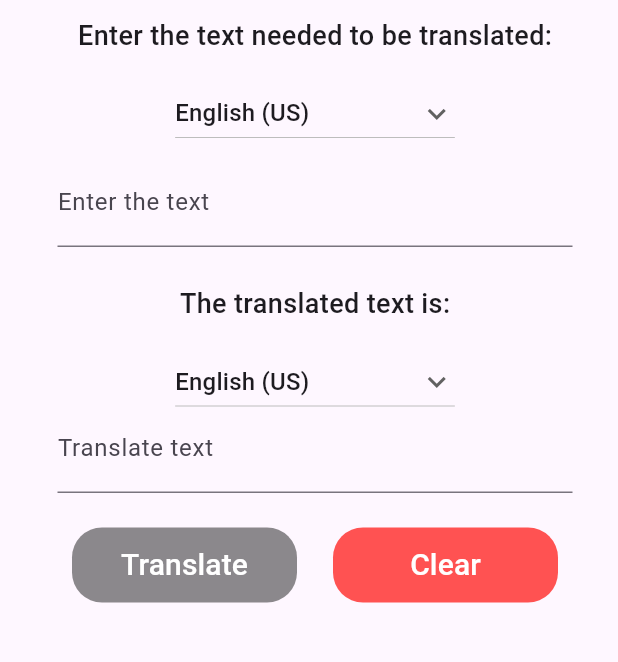
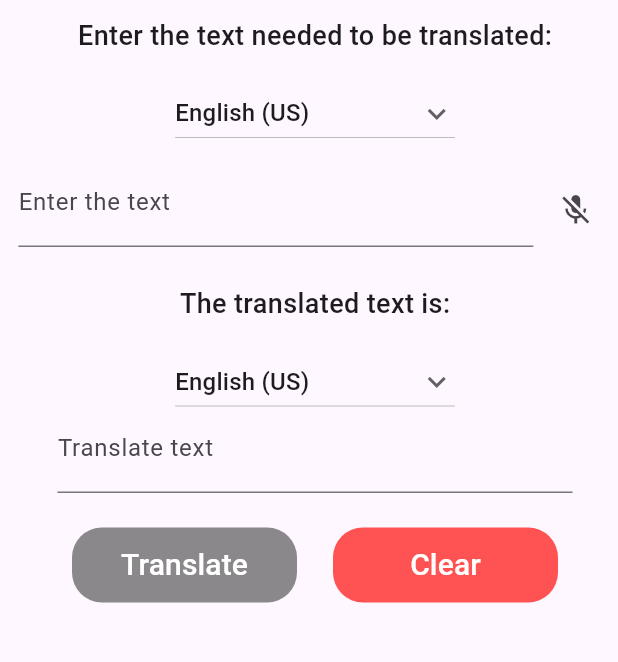
Before and after one commit to SRIJITH11101/Translator_App, a Flutter app: the screen it shows after launch, after a tap on "Translate", on a phone screen of 412 x 824 dp, the part 68-730 px from its top. Run offline on Flutter 3.47's test engine with Material 3 defaults, Android fonts, the phone set to English and light mode, and no system bars; our stand-ins replace speech_to_text; missing offline and left inert: translator.

Commit message:
voice commit

```diff
--- a/lib/main.dart
+++ b/lib/main.dart
@@ -11,7 +11,7 @@ class MyApp extends StatelessWidget {
   // This widget is the root of your application.
   @override
   Widget build(BuildContext context) {
-    return MaterialApp(
+    return const MaterialApp(
       debugShowCheckedModeBanner: false,
       home: TranslatorScreen(),
     );
--- a/lib/translator_screen.dart
+++ b/lib/translator_screen.dart
@@ -1,4 +1,6 @@
 import 'package:flutter/material.dart';
+import 'package:speech_to_text/speech_recognition_result.dart';
+import 'package:speech_to_text/speech_to_text.dart';
 import 'package:translator/translator.dart';
 import 'package:translator_app/constants.dart';
 
@@ -11,11 +13,57 @@ class TranslatorScreen extends StatefulWidget {
 
 class _TranslatorScreenState extends State<TranslatorScreen> {
   final translator = GoogleTranslator();
+  SpeechToText stt = SpeechToText();
+  bool _speechEnabled = false;
+  String _recognisedWords = '';
 
   String? selectedInputLang = "English (US)";
   String? selectedTransLang = "English (US)";
   TextEditingController inputTextController = TextEditingController();
   TextEditingController translatedTextController = TextEditingController();
+
+  @override
+  void initState() {
+    // TODO: implement initState
+    super.initState();
+    initSpeech();
+  }
+
+  void initSpeech() async {
+    _speechEnabled = await stt.initialize();
+    setState(() {});
+  }
+
+  void startListen() async {
+    await stt.listen(
+      onResult: (result) {
+        setState(() {
+          _recognisedWords = result.recognizedWords;
+          inputTextController.text = _recognisedWords;
+        });
+      },
+    );
+  }
+
+  void _onSpeechResult(SpeechRecognitionResult result) {
+    setState(() {
+      if (stt.hasRecognized) {
+        _recognisedWords = result.recognizedWords;
+      } else {
+        print("Not recognised");
+        _recognisedWords = '';
+        ScaffoldMessenger.of(context).showSnackBar(
+            SnackBar(content: Text('Could not recognise the speech')));
+      }
+    });
+  }
+
+  void stopListen() async {
+    await stt.stop();
+    setState(() {
+      //_recognisedWords = "";
+    });
+  }
 
   void translating(String selectedInputLang, String seletedTransLang,
       String inputText) async {
@@ -25,7 +73,7 @@ class _TranslatorScreenState extends State<TranslatorScreen> {
       if (inputText.isEmpty) {
         translatedTextController.text = "";
       } else {
-        var translaion = await translator
+        await translator
             .translate(inputText, from: selectedInpCode, to: selectedOutCode)
             .then((value) {
           print(value);
@@ -34,10 +82,19 @@ class _TranslatorScreenState extends State<TranslatorScreen> {
       }
       //print('${translaion.text}');
     } catch (e) {
-      translatedTextController.text = e.toString();
+      ScaffoldMessenger.of(context)
+          .showSnackBar(SnackBar(content: Text(e.toString())));
       print(e.toString());
     }
     ;
+  }
+
+  @override
+  void dispose() {
+    inputTextController.dispose();
+    translatedTextController.dispose();
+    // TODO: implement dispose
+    super.dispose();
   }
 
   @override
@@ -45,7 +102,7 @@ class _TranslatorScreenState extends State<TranslatorScreen> {
     return SafeArea(
         child: Scaffold(
       appBar: AppBar(
-        title: Center(
+        title: const Center(
           child: Text(
             'Translator App',
             style: TextStyle(fontSize: 27, fontWeight: FontWeight.w700),
@@ -59,11 +116,11 @@ class _TranslatorScreenState extends State<TranslatorScreen> {
             crossAxisAlignment: CrossAxisAlignment.center,
             //mainAxisAlignment: MainAxisAlignment.center,
             children: <Widget>[
-              Text(
+              const Text(
                 'Enter the text needed to be translated:',
                 style: TextStyle(fontSize: 18, fontWeight: FontWeight.w500),
               ),
-              SizedBox(
+              const SizedBox(
                 height: 15,
               ),
               DropdownButton(
@@ -78,8 +135,7 @@ class _TranslatorScreenState extends State<TranslatorScreen> {
                     child: Text(item),
                   );
                 }).toList(),
-                // After selecting the desired option,it will
-                // change button value to selected value
+
                 onChanged: (String? newValue) {
                   setState(() {
                     //print(newValue);
@@ -88,26 +144,53 @@ class _TranslatorScreenState extends State<TranslatorScreen> {
                   });
                 },
               ),
-              SizedBox(
+              const SizedBox(
                 height: 15,
               ),
-              Container(
+              Row(
+                mainAxisAlignment: MainAxisAlignment.spaceEvenly,
+                children: [
+                  SizedBox(
                     height: 50,
                     width: MediaQuery.of(context).size.width / 1.2,
                     child: TextField(
-                  decoration: InputDecoration(hintText: 'Enter the text'),
+                      decoration:
+                          const InputDecoration(hintText: 'Enter the text'),
                       controller: inputTextController,
                       maxLines: 5,
                     ),
                   ),
-              SizedBox(
+                  IconButton(
+                      onPressed: () {
+                        if (stt.isNotListening) {
+                          _recognisedWords = "";
+                          startListen();
+                          //print(_recognisedWords);
+                          setState(() {
+                            //inputTextController.text = _recognisedWords;
+                          });
+                        } else {
+                          stopListen();
+                          print(_recognisedWords);
+                          setState(() {
+                            // inputTextController.text = _recognisedWords;
+                          });
+                          //inputTextController.text = _recognisedWords;
+                          //inputTextController.clear();
+                        }
+                      },
+                      icon:
+                          Icon(stt.isNotListening ? Icons.mic_off : Icons.mic))
+                ],
+              ),
+              const SizedBox(
                 height: 25,
               ),
-              Text(
+              const Text(
                 'The translated text is:',
                 style: TextStyle(fontSize: 18, fontWeight: FontWeight.w500),
               ),
-              SizedBox(
+              const SizedBox(
                 height: 15,
               ),
               DropdownButton(
@@ -130,7 +213,7 @@ class _TranslatorScreenState extends State<TranslatorScreen> {
                   });
                 },
               ),
-              Container(
+              SizedBox(
                 height: 50,
                 width: MediaQuery.of(context).size.width / 1.2,
                 child: TextField(
@@ -141,7 +224,7 @@ class _TranslatorScreenState extends State<TranslatorScreen> {
                   maxLines: 5,
                 ),
               ),
-              SizedBox(
+              const SizedBox(
                 height: 15,
               ),
               Row(
@@ -155,15 +238,15 @@ class _TranslatorScreenState extends State<TranslatorScreen> {
                     child: Container(
                       height: 50,
                       width: 150,
-                      child: Center(
+                      decoration: BoxDecoration(
+                          color: Colors.black45,
+                          borderRadius: BorderRadius.circular(20)),
+                      child: const Center(
                         child: Text(
                           'Translate',
                           style: TextStyle(color: Colors.white, fontSize: 20),
                         ),
                       ),
-                      decoration: BoxDecoration(
-                          color: Colors.black45,
-                          borderRadius: BorderRadius.circular(20)),
                     ),
                   ),
                   TextButton(
@@ -174,15 +257,15 @@ class _TranslatorScreenState extends State<TranslatorScreen> {
                     child: Container(
                       height: 50,
                       width: 150,
-                      child: Center(
+                      decoration: BoxDecoration(
+                          color: Colors.redAccent,
+                          borderRadius: BorderRadius.circular(20)),
+                      child: const Center(
                         child: Text(
                           'Clear',
                           style: TextStyle(color: Colors.white, fontSize: 20),
                         ),
                       ),
-                      decoration: BoxDecoration(
-                          color: Colors.redAccent,
-                          borderRadius: BorderRadius.circular(20)),
                     ),
                   ),
                 ],
--- a/pubspec.yaml
+++ b/pubspec.yaml
@@ -36,6 +36,7 @@ dependencies:
   # Use with the CupertinoIcons class for iOS style icons.
   cupertino_icons: ^1.0.6
   translator: ^1.0.0
+  speech_to_text: ^6.6.2
 
 dev_dependencies:
   flutter_test:
```
Also changed, not shown: pubspec.lock, 3 other files. Lines whose indentation alone changed are shown as unchanged.
